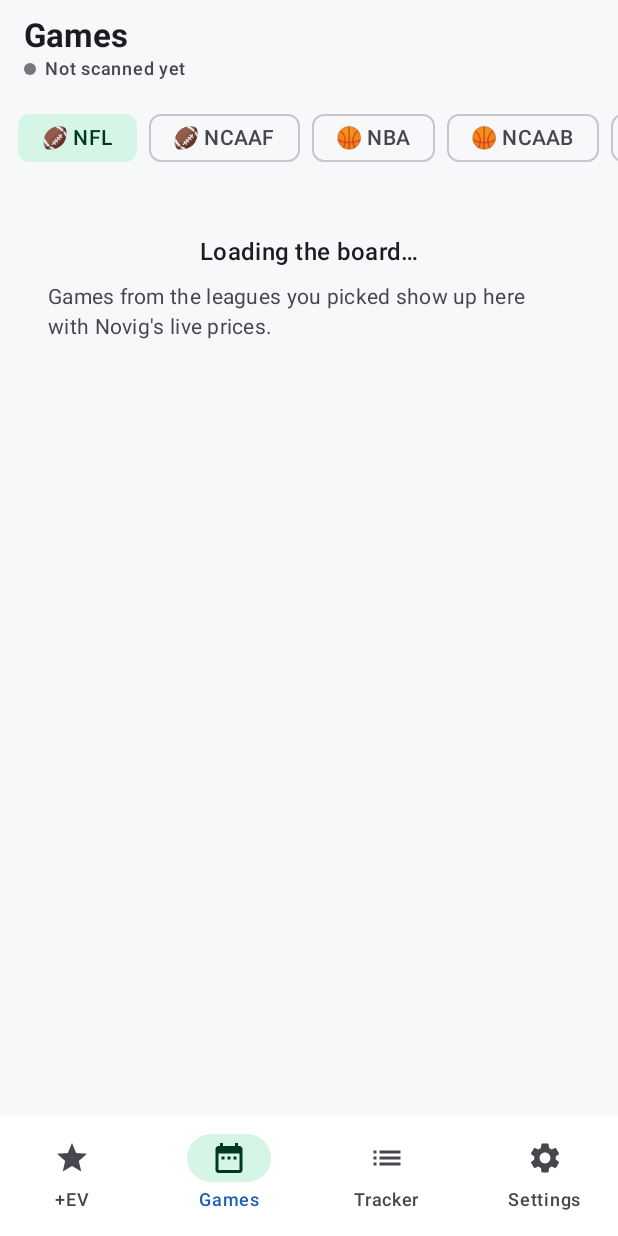
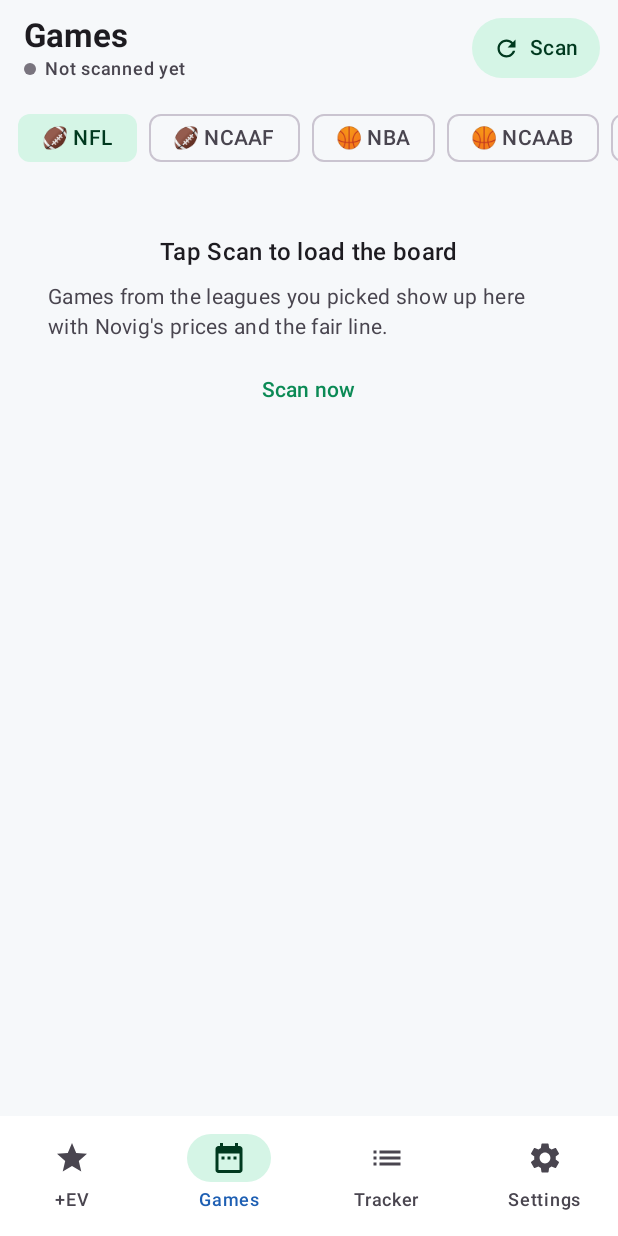
Before and after one commit to tjshea90/novig, an Android app built with Jetpack Compose: the screen it shows after launch (MainActivity), item 2 of the bottom bar chosen, on a phone screen of 412 x 824 dp. Run offline under Robolectric (Android 15) with nearby library versions, the phone set to English and light mode, and no system bars; pictures from the network do not load.

Commit message:
auto-checkpoint: 2026-09-25T13:15:06Z
Automatic hook checkpoint — not a reviewed commit. See CHECKPOINT.md
for where the session actually stands.

```diff
--- a/app/src/main/kotlin/com/tjshea/vigilant/app/ui/GamesScreen.kt
+++ b/app/src/main/kotlin/com/tjshea/vigilant/app/ui/GamesScreen.kt
@@ -26,6 +26,7 @@ import androidx.compose.material3.Scaffold
 import androidx.compose.material3.Text
 import androidx.compose.material3.TopAppBar
 import androidx.compose.material3.TopAppBarDefaults
+import androidx.compose.material3.pulltorefresh.PullToRefreshBox
 import androidx.compose.runtime.Composable
 import androidx.compose.runtime.getValue
 import androidx.compose.runtime.mutableStateOf
@@ -43,11 +44,11 @@ import com.tjshea.vigilant.data.scanner.PricedGame
 
 /**
  * OddsJam's "odds screen", for Novig: every game on the board, and inside a game every line with
- * Novig's live price next to the fair price. Works without an Odds API key (Novig column only).
+ * Novig's price from the last scan next to the fair price. Pull down (or Scan) to refresh.
  */
 @OptIn(ExperimentalMaterial3Api::class)
 @Composable
-fun GamesScreen(state: UiState, onOpen: (Opportunity) -> Unit, onToggleLeague: (String) -> Unit) {
+fun GamesScreen(state: UiState, onOpen: (Opportunity) -> Unit, onToggleLeague: (String) -> Unit, onScan: () -> Unit = {}) {
     var openEventId by rememberSaveable { mutableStateOf<String?>(null) }
     val games = state.result?.games.orEmpty()
     val open = games.firstOrNull { it.event.eventId == openEventId }
@@ -60,19 +61,28 @@ fun GamesScreen(state: UiState, onOpen: (Opportunity) -> Unit, onToggleLeague: (
 
     Scaffold(
         topBar = {
+            Column {
                 TopAppBar(
                     title = {
                         Column {
                             Text("Games", fontWeight = FontWeight.Bold)
-                        StatusLine(state.status, streaming = state.novig.stream is com.tjshea.vigilant.data.novig.stream.StreamState.Live)
+                            StatusLine(state.status)
                         }
                     },
+                    actions = { ScanButton(state.status.scanning, state.loaded && state.settings.leagues.isNotEmpty(), onScan) },
                     colors = TopAppBarDefaults.topAppBarColors(containerColor = MaterialTheme.colorScheme.background),
                 )
+                ScanProgressBar(state.status)
+            }
         },
     ) { padding ->
+        PullToRefreshBox(
+            isRefreshing = state.status.scanning,
+            onRefresh = onScan,
+            modifier = Modifier.padding(padding).fillMaxSize(),
+        ) {
             LazyColumn(
-            Modifier.padding(padding).fillMaxSize(),
+                Modifier.fillMaxSize(),
                 contentPadding = PaddingValues(bottom = 24.dp),
                 verticalArrangement = Arrangement.spacedBy(8.dp),
             ) {
@@ -81,13 +91,23 @@ fun GamesScreen(state: UiState, onOpen: (Opportunity) -> Unit, onToggleLeague: (
                 }
                 if (games.isEmpty()) {
                     item(key = "empty") {
-                    EmptyState(
-                        if (state.result == null) "Loading the board…" else "No games in the next ${state.settings.daysAhead} days",
-                        "Games from the leagues you picked show up here with Novig's live prices.",
+                        when {
+                            state.result == null && state.status.scanning -> EmptyState("Scanning…", "Reading Novig's board.")
+                            state.result == null -> EmptyState(
+                                "Tap Scan to load the board",
+                                "Games from the leagues you picked show up here with Novig's prices and the fair line.",
+                                action = "Scan now",
+                                onAction = onScan,
+                            )
+                            else -> EmptyState(
+                                "No games in the next ${state.settings.daysAhead} days",
+                                "Games from the leagues you picked show up here with Novig's prices and the fair line.",
                             )
                         }
                     }
+                }
                 items(games, key = { it.event.eventId }) { g -> GameRow(g, Modifier.padding(horizontal = 12.dp)) { openEventId = g.event.eventId } }
+            }
         }
     }
 }
@@ -110,7 +130,7 @@ private fun GameRow(g: PricedGame, modifier: Modifier, onClick: () -> Unit) {
                 )
                 Text(g.event.description, style = MaterialTheme.typography.titleSmall, fontWeight = FontWeight.SemiBold, maxLines = 2, overflow = TextOverflow.Ellipsis)
                 Text(
-                    if (g.refEvent == null) "Novig only · no sportsbook match yet" else "${g.outcomes.count { it.fairProbability != null }} prices vs fair",
+                    if (g.refEvent == null) "Novig only · no fair odds for this game" else "${g.outcomes.count { it.fairProbability != null }} prices vs fair",
                     style = MaterialTheme.typography.labelSmall,
                     color = if (g.refEvent == null) Edge.colors.warning else MaterialTheme.colorScheme.onSurfaceVariant,
                 )
```
Lines whose indentation alone changed are shown as unchanged.
